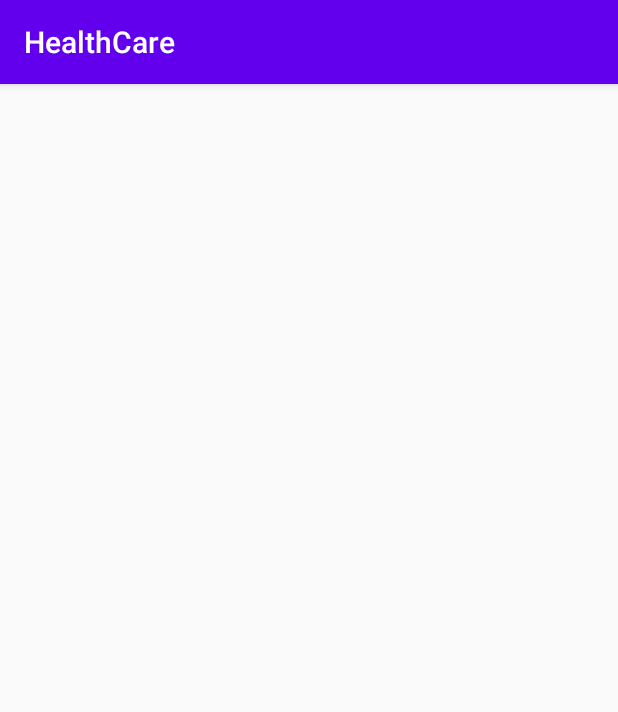
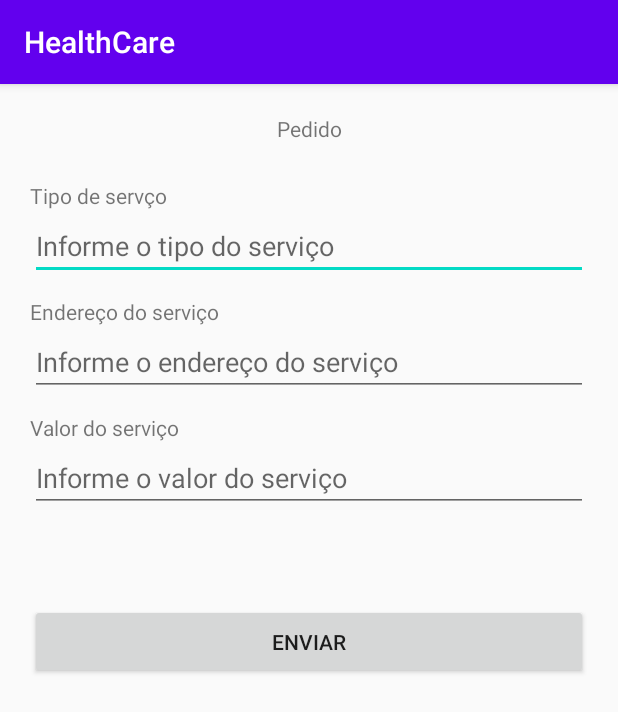
Before and after one commit to marcelloalbuca/Projeto-HealthCare-App, an Android app: the PedidoActivity screen opened directly, with no data from a screen before it, on a phone screen of 412 x 824 dp. Shown: the top 712 px of the screen. Run offline under Robolectric (Android 15) with nearby library versions, the phone set to English and light mode, and no system bars.

Commit message:
Tela de pedido

```diff
--- a/app/src/main/java/com/example/healthcare/PedidoActivity.kt
+++ b/app/src/main/java/com/example/healthcare/PedidoActivity.kt
@@ -2,11 +2,37 @@ package com.example.healthcare
 
 import androidx.appcompat.app.AppCompatActivity
 import android.os.Bundle
+import android.text.Editable
+import android.widget.Button
+import android.widget.EditText
 
 class PedidoActivity : AppCompatActivity() {
 
     override fun onCreate(savedInstanceState: Bundle?) {
         super.onCreate(savedInstanceState)
         setContentView(R.layout.activity_pedido)
+
+        val tipoServico = findViewById(R.id.tipoServico) as EditText
+        val enderecoServico = findViewById(R.id.enderecoServico) as EditText
+        val valorServico = findViewById(R.id.valorServico) as EditText
+        val btnEnviar = findViewById(R.id.btnEnviar) as Button
+
+
+        btnEnviar.setOnClickListener {
+
+            if (tipoServico.getText().toString().equals("") || tipoServico.getText().toString() == null) {
+                tipoServico.setError("Favor informe o tipo de serviço");
+            }
+            if (enderecoServico.getText().toString().equals("") || enderecoServico.getText().toString() == null) {
+                enderecoServico.setError("Favor informe o endereço do serviço ");
+            }
+            if (valorServico.getText().toString().equals("") || valorServico.getText().toString() == null) {
+                valorServico.setError("Favor informe o valor do serviço");
+            }
+
+            tipoServico.text = Editable.Factory.getInstance().newEditable("")
+            enderecoServico.text = Editable.Factory.getInstance().newEditable("")
+            valorServico.text = Editable.Factory.getInstance().newEditable("")
+        }
     }
 }
--- a/app/src/main/java/com/example/healthcare/ui/login/LoginActivity.kt
+++ b/app/src/main/java/com/example/healthcare/ui/login/LoginActivity.kt
@@ -9,6 +9,7 @@ import android.widget.EditText
 import android.widget.Toast
 import androidx.appcompat.app.AppCompatActivity
 import com.example.healthcare.MainActivity
+import com.example.healthcare.PedidoActivity
 import com.example.healthcare.R
 import com.example.healthcare.controller.device.WifiController
 import com.example.healthcare.controller.dummy.DummyLoginController
@@ -60,7 +61,7 @@ class LoginActivity : AppCompatActivity(),
     }
 
     override fun openHomeScreen() {
-        startActivity(Intent(this, MainActivity::class.java))
+        startActivity(Intent(this, PedidoActivity::class.java))
     }
 
     fun callCadastro(view: View) {
--- a/app/src/main/res/layout/activity_pedido.xml
+++ b/app/src/main/res/layout/activity_pedido.xml
@@ -6,5 +6,78 @@
     android:layout_height="match_parent"
     tools:context=".PedidoActivity">
 
+    <LinearLayout
+        xmlns:android="http://schemas.android.com/apk/res/android"
+        android:layout_width="match_parent"
+        android:layout_height="match_parent"
+        android:orientation="vertical"
+        android:padding="20dp">
 
+        <ScrollView
+            android:layout_width="match_parent"
+            android:layout_height="match_parent">
+
+            <LinearLayout
+                android:layout_width="match_parent"
+                android:layout_height="wrap_content"
+                android:orientation="vertical">
+
+                <TextView
+                    android:layout_height="wrap_content"
+                    android:layout_width="match_parent"
+                    android:text="Pedido"
+                    android:layout_marginBottom="15dp"
+                    android:textAlignment="center"/>
+
+                <TextView
+                    android:layout_height="wrap_content"
+                    android:layout_width="match_parent"
+                    android:text="Tipo de servço"
+                    android:layout_marginTop="10dp"
+                    android:layout_marginBottom="1dp"/>
+
+                <EditText
+                    android:id="@+id/tipoServico"
+                    android:layout_width="match_parent"
+                    android:layout_height="wrap_content"
+                    android:hint="Informe o tipo do serviço"
+                    android:layout_marginBottom="11dp"/>
+
+                <TextView
+                    android:layout_height="wrap_content"
+                    android:layout_width="match_parent"
+                    android:text="Endereço do serviço"
+                    android:layout_marginBottom="1dp"/>
+
+                <EditText
+                    android:id="@+id/enderecoServico"
+                    android:layout_width="match_parent"
+                    android:layout_height="wrap_content"
+                    android:hint="Informe o endereço do serviço"
+                    android:layout_marginBottom="11dp"/>
+
+                <TextView
+                    android:layout_height="wrap_content"
+                    android:layout_width="match_parent"
+                    android:text="Valor do serviço"
+                    android:layout_marginBottom="1dp"/>
+
+                <EditText
+                    android:id="@+id/valorServico"
+                    android:layout_width="match_parent"
+                    android:layout_height="wrap_content"
+                    android:hint="Informe o valor do serviço"
+                    android:inputType="number"
+                    android:layout_marginBottom="11dp"/>
+
+                <Button
+                    android:id="@+id/btnEnviar"
+                    android:layout_width="match_parent"
+                    android:layout_height="50dp"
+                    android:layout_marginTop="50dp"
+                    android:text="Enviar"/>
+
+            </LinearLayout>
+        </ScrollView>
+    </LinearLayout>
 </androidx.constraintlayout.widget.ConstraintLayout>
```
